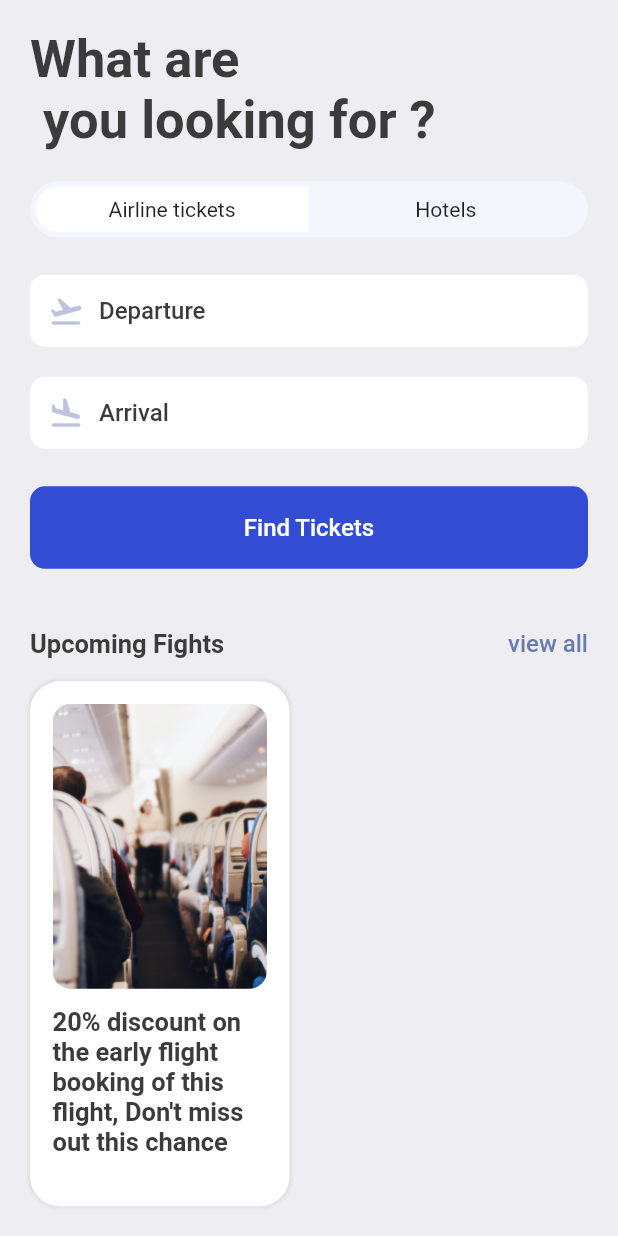
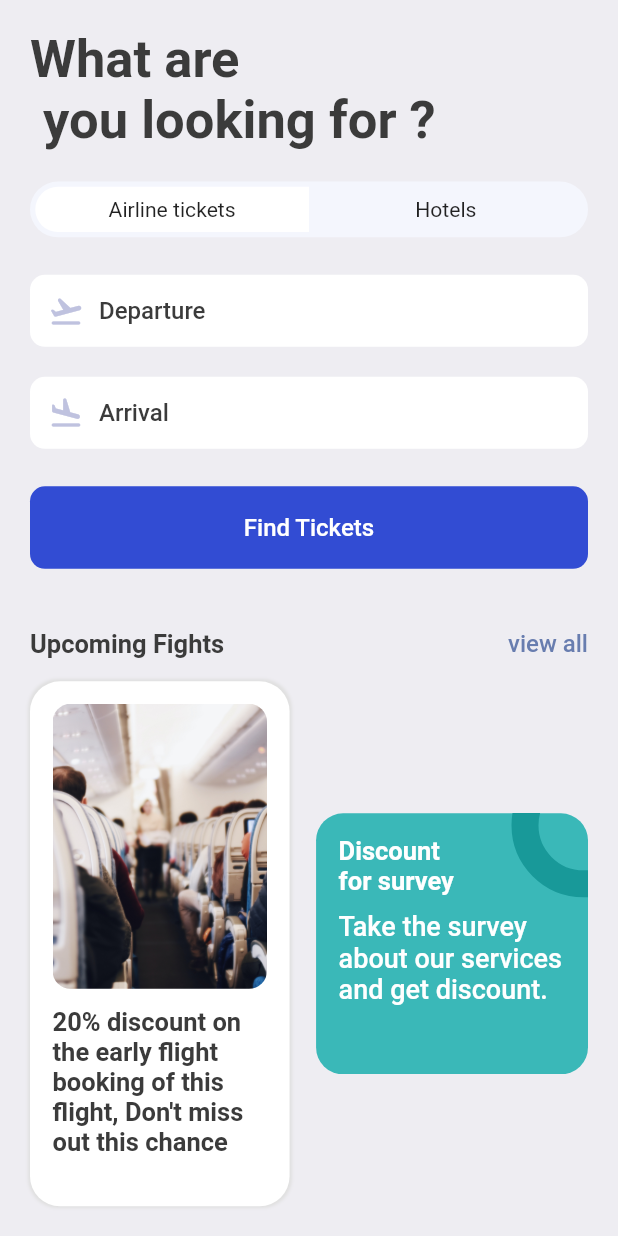
Before and after one commit to theclassical-dev/flutter-ticketTest, a Flutter app: the SearchScreen screen opened directly, scrolled down 41 dp, on a phone screen of 412 x 824 dp. Run offline on Flutter 3.47's test engine with Material 2 defaults, Android fonts, the phone set to English and light mode, and no system bars; our stand-ins replace fluentui_icons, gap, get.

Commit message:
searchscreen update with  second container last part with a positioned stacked

```diff
--- a/lib/screens/search_screen.dart
+++ b/lib/screens/search_screen.dart
@@ -81,9 +81,10 @@ class SearchScreen extends StatelessWidget {
           /* upcoming flights*/
           Gap(AppLayout.getHeight(40)),
           const AppDoubleTextWidget(bigText: "Upcoming Fights", smallText: "view all"),
-          /**/
+          /* last container*/
           Gap(AppLayout.getHeight(15)),
           Row(
+            mainAxisAlignment: MainAxisAlignment.spaceBetween,
             children: [
               Container(
                 height: AppLayout.getHeight(350),
@@ -122,6 +123,47 @@ class SearchScreen extends StatelessWidget {
                   ],
                 ),
               ),
+              Column(
+                children: [
+                 Stack(
+                   children: [
+                     Container(
+                       width: size.width*0.44,
+                       height: AppLayout.getHeight(174),
+                       decoration: BoxDecoration(
+                           color: Color(0xFF3Ab8b8),
+                           borderRadius: BorderRadius.circular(AppLayout.getHeight(18))
+                       ),
+                       padding: EdgeInsets.symmetric(vertical: AppLayout.getHeight(15), horizontal: AppLayout.getWidth(15)),
+                       child: Column(
+                         crossAxisAlignment: CrossAxisAlignment.start,
+                         children: [
+                           Text("Discount\nfor survey", style: Styles.headLineStyle2.copyWith(fontWeight: FontWeight.bold,color: Colors.white ),),
+                           Gap(AppLayout.getHeight(10)),
+                           Text("Take the survey about our services and get discount.", style: Styles.headLineStyle2.copyWith(fontWeight: FontWeight.w500,color: Colors.white, fontSize: 18 ),),
+
+                         ],
+                       ),
+                     ),
+                    Positioned(
+                        right: -45,
+                        top: -40,
+                        child:  Container(
+                      padding: EdgeInsets.all(AppLayout.getHeight(30) ),
+                      decoration: BoxDecoration(
+                          shape: BoxShape.circle,
+                          border: Border.all(width: 18, color: const Color(0xFF189999)),
+                          color: Colors.transparent
+                      ),
+                    )
+                    ),
+                   ],
+                 ),
+                  Container(
+
+                  )
+                ],
+              )
             ],
           )
         ],
```
